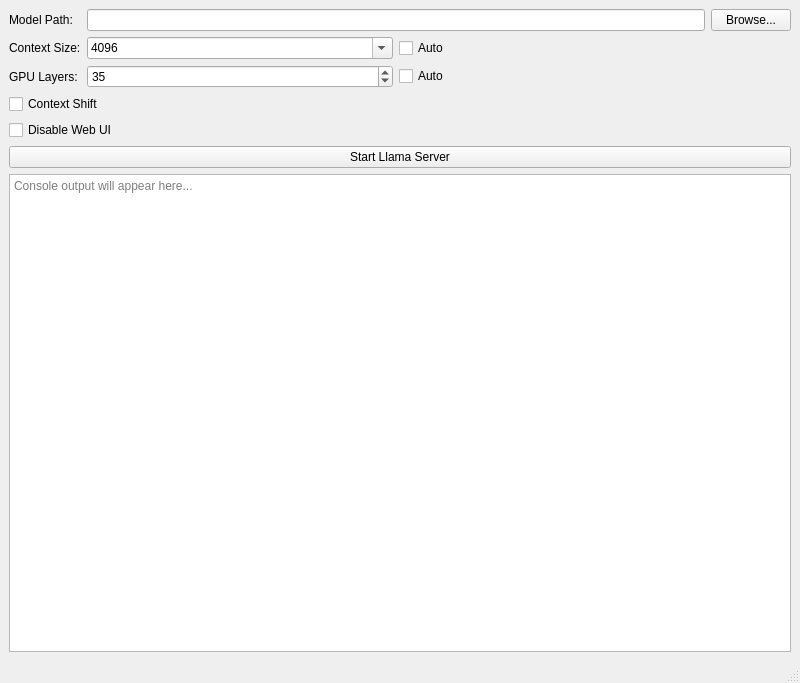
First picture: the form in mainwindow.ui, repository 43v3r-y0ung/Llama-launcher, before the edit.
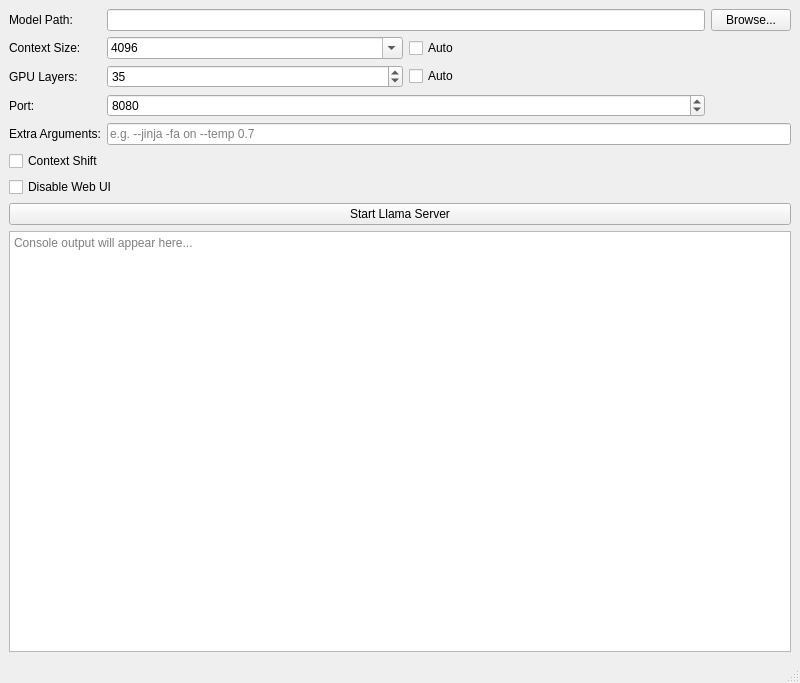
Second picture: the form after the edit.

Commit message:
Add port setting, extra arguments field and health-check timeout
- Port spin box (default 8080) passed as --port and used by the
  health check, instead of the hardcoded localhost:8080
- Extra Arguments line edit, split with QProcess::splitCommand
  (quotes supported) and appended last so it can override defaults
- setTransferTimeout(1500) on the /health request so replies don't
  pile up when the server is busy
- Both new settings persisted via QSettings; README updated

Claude-Session: https://claude.ai/code/session_01JZcWwurKe1iWGcpk5A8W4h

What changed in the file:
```diff
--- a/mainwindow.ui
+++ b/mainwindow.ui
@@ -117,14 +117,51 @@
         </item>
        </layout>
       </item>
-      <item row="3" column="0" colspan="2">
+      <item row="3" column="0">
+       <widget class="QLabel" name="label_4">
+        <property name="text">
+         <string>Port:</string>
+        </property>
+       </widget>
+      </item>
+      <item row="3" column="1">
+       <widget class="QSpinBox" name="portSpin">
+        <property name="minimum">
+         <number>1</number>
+        </property>
+        <property name="maximum">
+         <number>65535</number>
+        </property>
+        <property name="value">
+         <number>8080</number>
+        </property>
+       </widget>
+      </item>
+      <item row="4" column="0">
+       <widget class="QLabel" name="label_5">
+        <property name="text">
+         <string>Extra Arguments:</string>
+        </property>
+       </widget>
+      </item>
+      <item row="4" column="1" colspan="2">
+       <widget class="QLineEdit" name="extraArgsEdit">
+        <property name="placeholderText">
+         <string>e.g. --jinja -fa on --temp 0.7</string>
+        </property>
+        <property name="toolTip">
+         <string>Additional llama-server arguments, appended as-is. Quotes are supported.</string>
+        </property>
+       </widget>
+      </item>
+      <item row="5" column="0" colspan="2">
        <widget class="QCheckBox" name="ctxShiftCheck">
         <property name="text">
          <string>Context Shift</string>
         </property>
        </widget>
       </item>
-      <item row="4" column="0" colspan="2">
+      <item row="6" column="0" colspan="2">
        <widget class="QCheckBox" name="noUiCheck">
         <property name="text">
          <string>Disable Web UI</string>
```
The commit also changes 3 other files.
